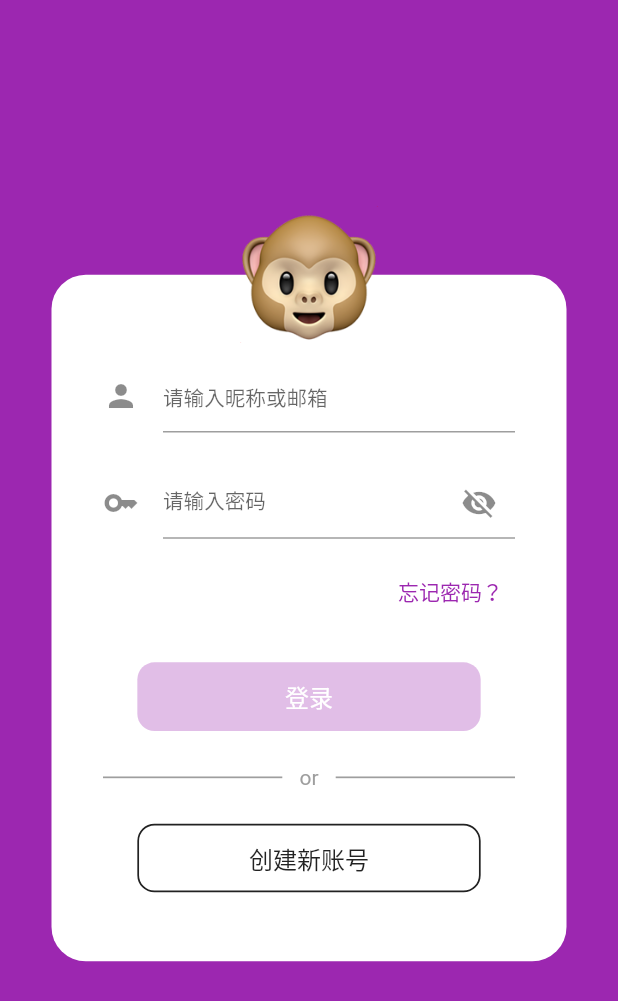
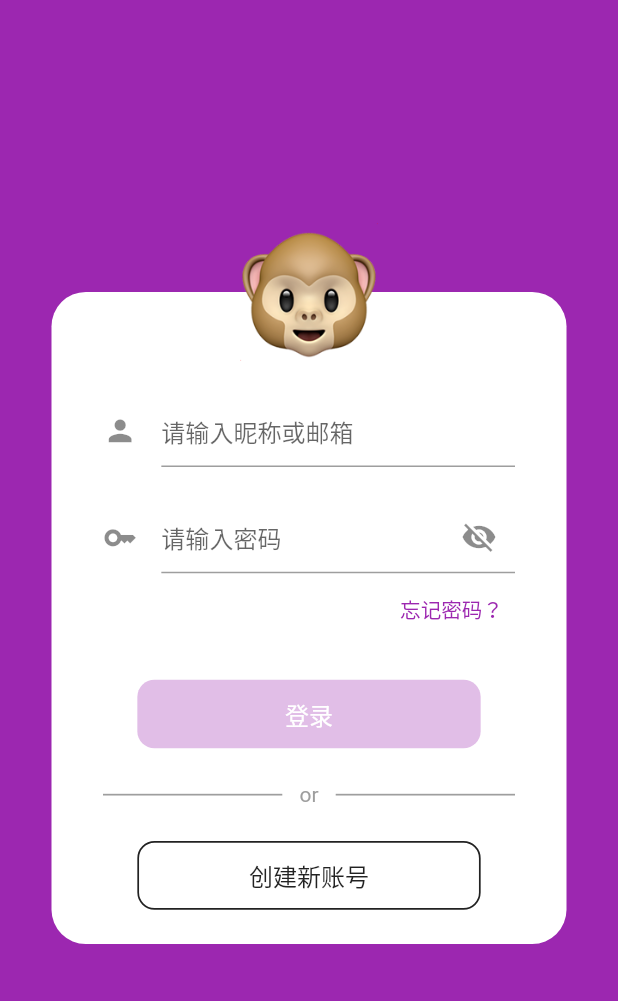
Before and after one commit to SimonCherryGZ/flutter_resume, a Flutter app: the screen it shows after launch, on a phone screen of 412 x 824 dp. Shown: the top 1001 px of the screen. Run offline on Flutter 3.47's test engine with Material 2 defaults, Android fonts, the phone set to English and light mode, and no system bars; drawn by our look-alikes of flutter_easyloading, oktoast; our stand-ins replace bloc, device_preview, flutter_bloc, go_router; generated files the repository leaves out were written again; network calls fail.

Commit message:
feat(login): 更新UI

```diff
--- a/lib/login/view/login_screen.dart
+++ b/lib/login/view/login_screen.dart
@@ -8,34 +8,31 @@ class LoginScreen extends StatelessWidget {
 
   @override
   Widget build(BuildContext context) {
-    final screenSize = MediaQuery.of(context).size;
-    final panelWidth = 300.ss();
-    final panelHeight = 400.ss();
-    final headSize = 80.ss();
     return Scaffold(
       backgroundColor: Theme.of(context).primaryColor,
+      resizeToAvoidBottomInset: false,
       body: BlocProvider<LoginBloc>(
         create: (context) => LoginBloc(),
         child: Builder(
           builder: (context) {
-            return Stack(
-              children: [
-                Center(
-                  child: Container(
-                    width: panelWidth,
-                    height: panelHeight,
+            return Center(
+              child: Stack(
+                alignment: Alignment.topCenter,
+                children: [
+                  Container(
+                    width: 300.ss(),
                     decoration: BoxDecoration(
                       color: Colors.white,
                       borderRadius: BorderRadius.circular(20.ss()),
                     ),
                     padding: EdgeInsets.symmetric(horizontal: 30.ss()),
                     child: Column(
+                      mainAxisSize: MainAxisSize.min,
                       children: [
-                        SizedBox(height: headSize / 2 + 10.ss()),
+                        SizedBox(height: 60.ss()),
                         const LoginAccountField(),
                         SizedBox(height: 20.ss()),
                         const LoginPasswordField(),
-                        SizedBox(height: 10.ss()),
                         const Row(
                           mainAxisAlignment: MainAxisAlignment.end,
                           children: [
@@ -48,17 +45,16 @@ class LoginScreen extends StatelessWidget {
                         const LoginButtonDivider(),
                         SizedBox(height: 20.ss()),
                         const LoginRegisterButton(),
+                        SizedBox(height: 20.ss()),
                       ],
                     ),
                   ),
-                ),
-                Positioned(
-                  left: 0,
-                  right: 0,
-                  top: (screenSize.height - panelHeight) / 2 - headSize / 2,
-                  child: const LoginMonkeyHead(),
-                ),
-              ],
+                  Transform.translate(
+                    offset: Offset(0, -40.ss()),
+                    child: const LoginMonkeyHead(),
+                  ),
+                ],
+              ),
             );
           },
         ),
--- a/lib/login/widget/login_account_field.dart
+++ b/lib/login/widget/login_account_field.dart
@@ -10,16 +10,22 @@ class LoginAccountField extends StatelessWidget {
   Widget build(BuildContext context) {
     final bloc = context.read<LoginBloc>();
     return TextField(
+      textInputAction: TextInputAction.next,
       maxLines: 1,
-      keyboardType: TextInputType.number,
-      style: TextStyle(fontSize: 12.ss()),
+      style: TextStyle(fontSize: 14.ss()),
       decoration: InputDecoration(
-        icon: const Icon(Icons.person),
+        icon: Icon(
+          Icons.person,
+          size: 20.ss(),
+        ),
         hintText: '请输入昵称或邮箱',
-        hintStyle: TextStyle(fontSize: 12.ss()),
+        hintStyle: TextStyle(fontSize: 14.ss()),
       ),
       onTap: () {
         bloc.add(UnFocusPasswordField());
+      },
+      onTapOutside: (_) {
+        FocusManager.instance.primaryFocus?.unfocus();
       },
       onChanged: (text) {
         bloc.add(UpdateAccount(text));
--- a/lib/login/widget/login_forget_password_button.dart
+++ b/lib/login/widget/login_forget_password_button.dart
@@ -1,4 +1,5 @@
 import 'package:flutter/material.dart';
+import 'package:flutter_resume/utils/utils.dart';
 
 class LoginForgetPasswordButton extends StatelessWidget {
   const LoginForgetPasswordButton({super.key});
@@ -13,6 +14,7 @@ class LoginForgetPasswordButton extends StatelessWidget {
         '忘记密码？',
         style: TextStyle(
           color: Theme.of(context).primaryColor,
+          fontSize: 12.ss(),
         ),
       ),
     );
--- a/lib/login/widget/login_password_field.dart
+++ b/lib/login/widget/login_password_field.dart
@@ -16,12 +16,16 @@ class LoginPasswordField extends StatelessWidget {
         return TextField(
           maxLines: 1,
           obscureText: !passwordShowing,
-          style: TextStyle(fontSize: 12.ss()),
+          style: TextStyle(fontSize: 14.ss()),
           decoration: InputDecoration(
-            icon: const Icon(Icons.key),
+            icon: Icon(
+              Icons.key,
+              size: 20.ss(),
+            ),
             hintText: '请输入密码',
-            hintStyle: TextStyle(fontSize: 12.ss()),
-            suffixIcon: IconButton(
+            hintStyle: TextStyle(fontSize: 14.ss()),
+            suffixIcon: FittedBox(
+              child: IconButton(
                 onPressed: () {
                   if (passwordShowing) {
                     bloc.add(HidePassword());
@@ -34,10 +38,12 @@ class LoginPasswordField extends StatelessWidget {
                 ),
               ),
             ),
+          ),
           onTap: () {
             bloc.add(FocusPasswordField());
           },
           onTapOutside: (_) {
+            FocusManager.instance.primaryFocus?.unfocus();
             bloc.add(UnFocusPasswordField());
           },
           onChanged: (text) {
```
Lines whose indentation alone changed are shown as unchanged.
